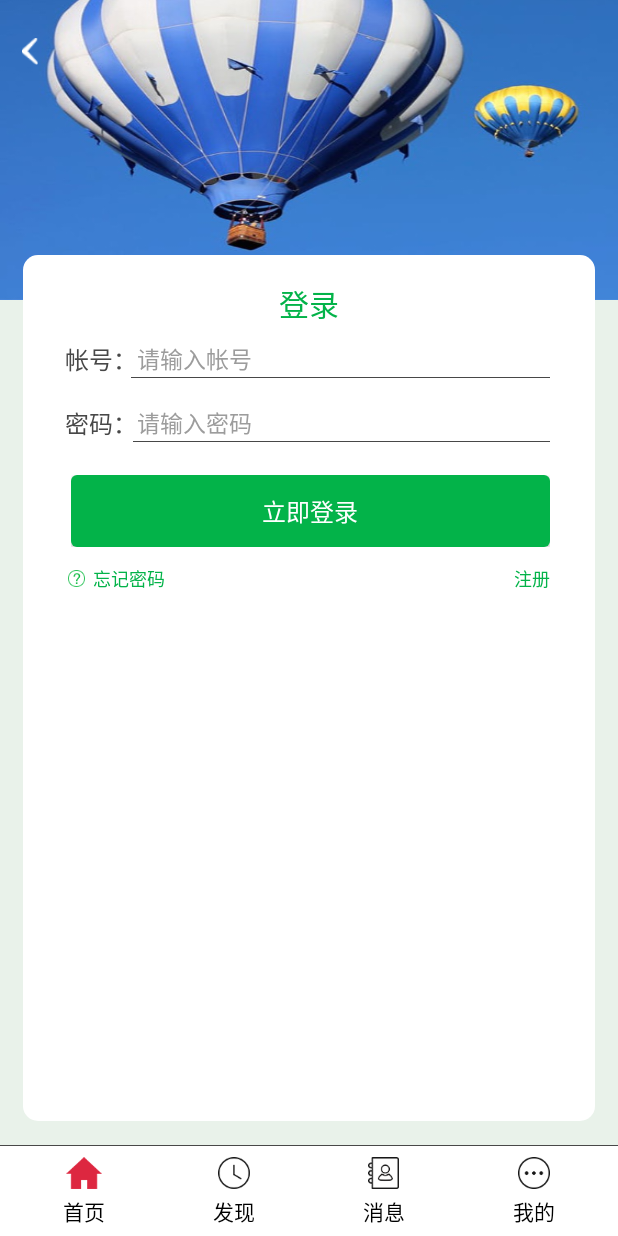
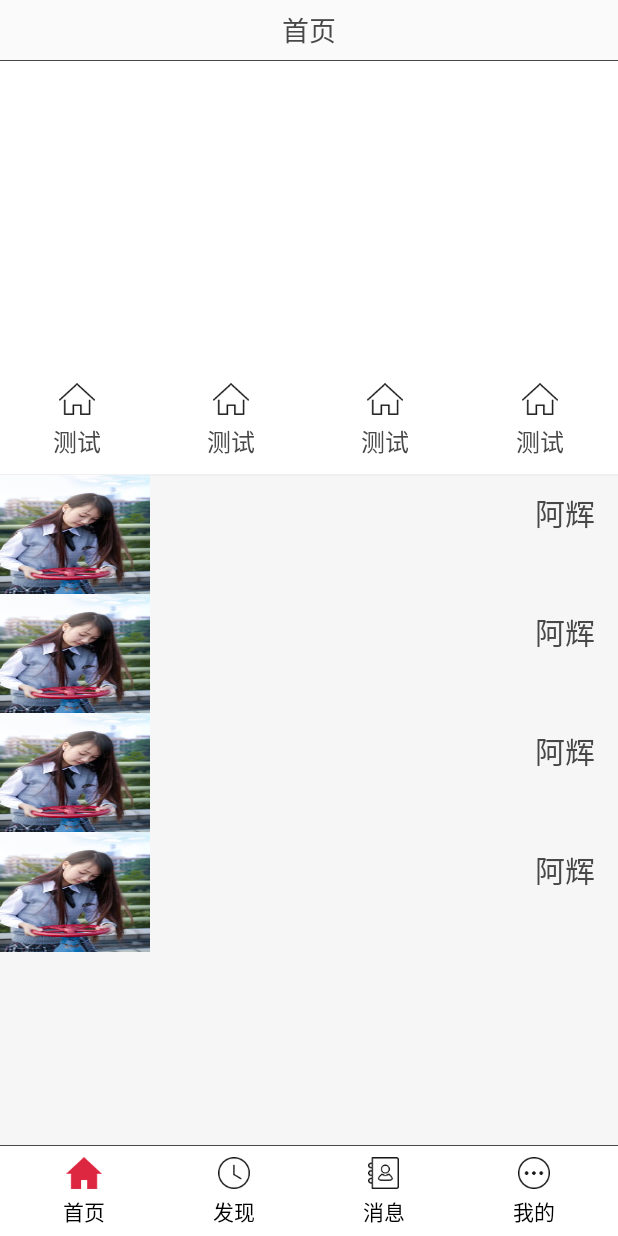
Before and after one commit to guoshanglan/MVP, an Android app: the screen it shows after launch (MainActivity), on a phone screen of 412 x 824 dp. Run offline under Robolectric (Android 15) with nearby library versions, the phone set to English and light mode, and no system bars; our stand-ins replace ButterKnife, CircleImageView.

Commit message:
首页测试数据

```diff
--- /dev/null
+++ b/app/src/main/java/com/example/administrator/hdx_conference_mvp/adapter/HomeAdapter.java
@@ -0,0 +1,68 @@
+package com.example.administrator.hdx_conference_mvp.adapter;
+
+import android.content.Context;
+import android.view.View;
+import android.view.ViewGroup;
+import android.widget.BaseAdapter;
+import android.widget.ImageView;
+import android.widget.TextView;
+
+import com.example.administrator.hdx_conference_mvp.R;
+
+import java.util.List;
+
+/**
+ * Created by Administrator on 2018/8/29.
+ */
+
+public class HomeAdapter extends BaseAdapter {
+    public Context mContext;
+    public List<String>list;
+
+
+    public HomeAdapter(Context mContext, List<String> list) {
+        this.mContext = mContext;
+        this.list = list;
+    }
+
+    @Override
+    public int getCount() {
+        return list==null?0:list.size();
+    }
+
+    @Override
+    public Object getItem(int i) {
+        return list.get(i);
+    }
+
+    @Override
+    public long getItemId(int i) {
+        return i;
+    }
+
+    @Override
+    public View getView(int i, View view, ViewGroup viewGroup) {
+        HomeViewholder vh=null;
+          if (view==null){
+              view=View.inflate(mContext,R.layout.home_item,null);
+              vh=new HomeViewholder(view);
+              view.setTag(vh);
+          }else{
+              vh= (HomeViewholder) view.getTag();
+          }
+
+        return view;
+    }
+
+
+    public class HomeViewholder{
+        public TextView tvTitle;
+        public ImageView iv;
+
+        public HomeViewholder(View view){
+            tvTitle=view.findViewById(R.id.tv_title);
+            iv=view.findViewById(R.id.iv_item);
+        }
+    }
+
+}
--- a/app/src/main/java/com/example/administrator/hdx_conference_mvp/fragment/HomeFragment.java
+++ b/app/src/main/java/com/example/administrator/hdx_conference_mvp/fragment/HomeFragment.java
@@ -2,31 +2,86 @@ package com.example.administrator.hdx_conference_mvp.fragment;
 
 import android.os.Bundle;
 import android.support.annotation.Nullable;
+import android.support.v4.view.ViewPager;
 import android.view.LayoutInflater;
 import android.view.View;
 import android.view.ViewGroup;
 
 import com.example.administrator.hdx_conference_mvp.R;
+import com.example.administrator.hdx_conference_mvp.adapter.HomeAdapter;
 import com.example.administrator.hdx_conference_mvp.base.BaseFragment;
 import com.example.administrator.hdx_conference_mvp.base.BasePresenter;
+import com.example.administrator.hdx_conference_mvp.widview.CirclePageIndicator;
+import com.example.administrator.hdx_conference_mvp.widview.XListView;
+
+import java.util.ArrayList;
+import java.util.List;
+
+import butterknife.Unbinder;
 
 /**
  * Created by Administrator on 2018/8/28.
  */
 
-public class HomeFragment extends BaseFragment {
-    public View view;
+public class HomeFragment extends BaseFragment implements XListView.IXListViewListener {
+    private Unbinder unbinder;
+    public View view,headview;
+    public XListView mListView;     //列表控件
+    public ViewPager mViewPager;  //左右滑动控件
+    public CirclePageIndicator pageIndicator;  //圆点控件
+    public HomeAdapter adapter;
+    public List<String>list;
+
 
 
     @Nullable
     @Override
     public View onCreateView(LayoutInflater inflater, @Nullable ViewGroup container, @Nullable Bundle savedInstanceState) {
-        view=View.inflate(getActivity(), R.layout.loginactivity,null);
+        view=View.inflate(getActivity(), R.layout.home_fragment,null);
+        headview=View.inflate(getActivity(),R.layout.home_header,null);
+        initview();
         return view;
+    }
+
+
+    //初始化控件
+    private void initview() {
+        mListView = (XListView) view.findViewById(R.id.listview);
+        mListView.setXListViewListener(this);
+        pageIndicator = (CirclePageIndicator) headview.findViewById(R.id.cicleIndicator);
+        mViewPager = (ViewPager) headview.findViewById(R.id.viewpager);
+        list=new ArrayList<>();
+        list.add("ahui");
+        list.add("ahui");
+        list.add("ahui");
+        list.add("ahui");
+        adapter=new HomeAdapter(getActivity(),list);
+        mListView.setAdapter(adapter);
+        mListView.addHeaderView(headview);
+
     }
 
     @Override
     public BasePresenter getPresenter() {
         return null;
     }
+
+    @Override
+    public void onDestroy() {
+        super.onDestroy();
+
+    }
+
+    @Override
+    public void onRefresh() {
+        mListView.stopLoadMore();
+        mListView.stopRefresh();
+
+    }
+
+    @Override
+    public void onLoadMore() {
+        mListView.stopLoadMore();
+        mListView.stopRefresh();
+    }
 }
--- /dev/null
+++ b/app/src/main/java/com/example/administrator/hdx_conference_mvp/widview/CirclePageIndicator.java
@@ -0,0 +1,219 @@
+package com.example.administrator.hdx_conference_mvp.widview;
+
+import android.content.Context;
+import android.graphics.Canvas;
+import android.graphics.Paint;
+import android.support.v4.view.ViewPager;
+import android.support.v4.view.ViewPager.OnPageChangeListener;
+import android.util.AttributeSet;
+import android.util.DisplayMetrics;
+import android.util.TypedValue;
+import android.view.View;
+
+import static android.graphics.Paint.ANTI_ALIAS_FLAG;
+
+/**
+ * 联合ViewPager使用 banner 底部画圆
+ *
+ * @author wan
+ *
+ */
+public class CirclePageIndicator extends View {
+
+	private float mRadius = 3;
+    private ViewPager mViewPager;
+    private int mCurrentPage;
+    private float mPageOffset;
+
+    private OnPageChangeListener mListener;
+
+    private final Paint mPaintPageFill = new Paint(ANTI_ALIAS_FLAG);
+    private Paint mPaintSelectedFill = new Paint(ANTI_ALIAS_FLAG);
+
+    private int colorPageFill = 0x7FFFFFFF;//其他颜色
+    private int colorSelected = 0xFFFFFFFF;// 选中的颜色
+
+    public CirclePageIndicator(Context context, AttributeSet attrs) {
+    	super(context, attrs);
+
+    	DisplayMetrics dm = getResources().getDisplayMetrics();
+    	mRadius = (int) TypedValue.applyDimension(TypedValue.COMPLEX_UNIT_DIP, mRadius, dm);
+
+    	mPaintPageFill.setColor(colorPageFill);
+		mPaintSelectedFill.setColor(colorSelected);
+    }
+
+	@Override
+	protected void onDraw(Canvas canvas) {
+		super.onDraw(canvas);
+		if (mViewPager == null) {
+			return;
+		}
+		final int count = mViewPager.getAdapter().getCount();
+		if (count == 0) {
+			return;
+		}
+		if (mCurrentPage >= count) {
+			setCurrentItem(count - 1);
+			return;
+		}
+
+		float dX = 0;
+		float dY = 0;
+
+		int longSize = getWidth();
+		int longPaddingBefore = getPaddingLeft();
+		int longPaddingAfter = getPaddingRight();
+		int shortPaddingBefore = getPaddingTop();
+
+		final float threeRadius = mRadius * 3;
+
+		final float shortOffset = shortPaddingBefore + mRadius;
+		float longOffset = ((longSize - longPaddingBefore - longPaddingAfter) / 2.0f) - ((count * threeRadius) / 2.0f);
+
+		float pageFillRadius = mRadius;
+
+		for (int iLoop = 0; iLoop < count; iLoop++) {
+			dX = longOffset + (iLoop * threeRadius);
+			dY = shortOffset;
+			canvas.drawCircle(dX, dY, pageFillRadius, mPaintPageFill);
+		}
+
+		float cx = mCurrentPage * threeRadius;
+		cx += mPageOffset * threeRadius;
+		dX = longOffset + cx;
+		dY = shortOffset;
+		canvas.drawCircle(dX, dY, mRadius, mPaintSelectedFill);
+
+//		for (int i = 1; i <= count; i++) {
+//			dX = longOffset + ((i - 1) * threeRadius);
+//			dY = shortOffset;
+//			String num = i + "";
+//			float textWidth = mPaintText.measureText(num);
+//			canvas.drawText(num, dX - textWidth / 2, dY + textWidth / 2, mPaintText);
+//		}
+	}
+
+
+    public void setCurrentItem(int item) {
+        if (mViewPager == null) {
+            throw new IllegalStateException("ViewPager has not been bound.");
+        }
+        mViewPager.setCurrentItem(item);
+        mCurrentPage = item;
+        invalidate();
+    }
+
+    public void setViewPager(ViewPager view) {
+        if (mViewPager == view) {
+            return;
+        }
+        if (mViewPager != null) {
+            mViewPager.setOnPageChangeListener(null);
+        }
+        if (view.getAdapter() == null) {
+            throw new IllegalStateException("ViewPager does not have adapter instance.");
+        }
+        mViewPager = view;
+        mViewPager.setOnPageChangeListener(new PageListener());
+        invalidate();
+    }
+
+    public void setOnPageChangeListener(OnPageChangeListener listener) {
+        mListener = listener;
+    }
+
+    private class PageListener implements OnPageChangeListener {
+
+		@Override
+		public void onPageScrollStateChanged(int state) {
+			if (mListener != null) {
+	            mListener.onPageScrollStateChanged(state);
+	        }
+		}
+
+		@Override
+		public void onPageScrolled(int position, float positionOffset, int positionOffsetPixels) {
+			mCurrentPage = position;
+	        mPageOffset = positionOffset;
+	        invalidate();
+
+	        if (mListener != null) {
+	            mListener.onPageScrolled(position, positionOffset, positionOffsetPixels);
+	        }
+		}
+
+		@Override
+		public void onPageSelected(int position) {
+			if (mListener != null) {
+	            mListener.onPageSelected(position);
+	        }
+		}
+    }
+
+    @Override
+    protected void onMeasure(int widthMeasureSpec, int heightMeasureSpec) {
+    	setMeasuredDimension(measureLong(widthMeasureSpec), measureShort(heightMeasureSpec));
+    }
+
+	private int measureLong(int measureSpec) {
+		int result;
+		int specMode = MeasureSpec.getMode(measureSpec);
+		int specSize = MeasureSpec.getSize(measureSpec);
+
+		if ((specMode == MeasureSpec.EXACTLY) || (mViewPager == null)) {
+			result = specSize;
+		} else {
+			final int count = mViewPager.getAdapter().getCount();
+			result = (int) (getPaddingLeft() + getPaddingRight() + (count * 2 * mRadius) + (count - 1) * mRadius + 1);
+			if (specMode == MeasureSpec.AT_MOST) {
+				result = Math.min(result, specSize);
+			}
+		}
+		return result;
+	}
+
+    private int measureShort(int measureSpec) {
+        int result;
+        int specMode = MeasureSpec.getMode(measureSpec);
+        int specSize = MeasureSpec.getSize(measureSpec);
+
+        if (specMode == MeasureSpec.EXACTLY) {
+            result = specSize;
+        } else {
+            result = (int)(2 * mRadius + getPaddingTop() + getPaddingBottom() + 1);
+            if (specMode == MeasureSpec.AT_MOST) {
+                result = Math.min(result, specSize);
+            }
+        }
+        return result;
+    }
+
+	public float getRadius() {
+		return mRadius;
+	}
+
+	public void setRadius(float radius) {
+		this.mRadius = radius;
+		invalidate();
+	}
+
+	public int getColorPageFill() {
+		return colorPageFill;
+	}
+
+	public void setColorPageFill(int colorPageFill) {
+		mPaintPageFill.setColor(colorPageFill);
+		invalidate();
+	}
+
+	public int getColorSelected() {
+		return colorSelected;
+	}
+
+	public void setColorSelected(int colorSelected) {
+		mPaintSelectedFill.setColor(colorSelected);
+		invalidate();
+	}
+
+}
--- /dev/null
+++ b/app/src/main/res/drawable/youxuan_shape.xml
@@ -0,0 +1,9 @@
+<?xml version="1.0" encoding="utf-8"?>
+<shape xmlns:android="http://schemas.android.com/apk/res/android" >
+
+    <solid android:color="#f4334d" />
+
+    <corners
+        android:radius="2dp" />
+
+</shape>
--- /dev/null
+++ b/app/src/main/res/layout/home_fragment.xml
@@ -0,0 +1,41 @@
+<?xml version="1.0" encoding="utf-8"?>
+<LinearLayout
+    xmlns:android="http://schemas.android.com/apk/res/android"
+    android:layout_width="match_parent"
+    android:orientation="vertical"
+    android:layout_height="match_parent">
+
+    <FrameLayout
+        android:layout_width="match_parent"
+        android:layout_height="40dp">
+
+        <TextView
+            android:id="@+id/textView_more"
+            android:layout_width="wrap_content"
+            android:layout_height="wrap_content"
+            android:layout_gravity="center"
+            android:text="首页"
+            android:textSize="@dimen/textsize_18"
+            android:textColor="#484848"
+            android:layout_centerVertical="true"
+            android:layout_centerHorizontal="true" />
+    </FrameLayout>
+    <View
+        android:layout_width="match_parent"
+        android:layout_height="0.1dp"
+        android:background="@color/text_color"></View>
+
+
+    <com.example.administrator.hdx_conference_mvp.widview.XListView
+        android:id="@+id/listview"
+        android:background="@color/background_color"
+        android:layout_width="match_parent"
+        android:layout_height="match_parent"
+        android:dividerHeight="0dp"
+        android:cacheColorHint="@color/transparent"
+        android:divider="@android:color/transparent"
+        android:listSelector="@color/transparent" />
+
+
+
+</LinearLayout>
--- /dev/null
+++ b/app/src/main/res/layout/home_header.xml
@@ -0,0 +1,115 @@
+<?xml version="1.0" encoding="utf-8"?>
+<LinearLayout xmlns:android="http://schemas.android.com/apk/res/android"
+    android:layout_width="match_parent"
+    android:layout_height="match_parent"
+    android:orientation="vertical"
+    android:background="@color/white">
+
+    <RelativeLayout
+        android:layout_width="match_parent"
+        android:layout_height="200dp" >
+
+        <android.support.v4.view.ViewPager
+            android:id="@+id/viewpager"
+            android:background="@color/white"
+            android:layout_width="match_parent"
+            android:layout_height="match_parent" />
+
+        <com.example.administrator.hdx_conference_mvp.widview.CirclePageIndicator
+            android:id="@+id/cicleIndicator"
+            android:layout_width="match_parent"
+            android:layout_height="wrap_content"
+            android:layout_centerHorizontal="true"
+            android:layout_alignParentBottom="true"
+            android:layout_marginBottom="10dp" />
+    </RelativeLayout>
+
+<LinearLayout
+    android:layout_width="match_parent"
+    android:layout_height="wrap_content"
+    android:orientation="horizontal">
+    <LinearLayout
+        android:layout_width="0dp"
+        android:layout_height="wrap_content"
+        android:layout_weight="1"
+        android:orientation="vertical">
+        <TextView
+            android:layout_width="wrap_content"
+            android:layout_height="wrap_content"
+            android:text="测试"
+            android:textSize="16sp"
+            android:drawableTop="@drawable/img_dynamic"
+            android:gravity="center"
+            android:drawablePadding="5dp"
+            android:layout_gravity="center_horizontal"
+            android:textColor="@color/text_color"
+            android:layout_marginTop="@dimen/dontai_juli"/>
+
+    </LinearLayout>
+    <LinearLayout
+        android:layout_width="0dp"
+        android:layout_height="wrap_content"
+        android:layout_weight="1"
+        android:orientation="vertical">
+        <TextView
+            android:layout_width="wrap_content"
+            android:layout_height="wrap_content"
+            android:text="测试"
+            android:textSize="16sp"
+            android:drawableTop="@drawable/img_dynamic"
+            android:gravity="center"
+            android:drawablePadding="5dp"
+
+            android:layout_gravity="center_horizontal"
+            android:textColor="@color/text_color"
+            android:layout_marginTop="@dimen/dontai_juli"/>
+
+    </LinearLayout>
+    <LinearLayout
+        android:layout_width="0dp"
+        android:layout_height="wrap_content"
+        android:layout_weight="1"
+        android:orientation="vertical">
+
+        <TextView
+            android:layout_width="wrap_content"
+            android:layout_height="wrap_content"
+            android:text="测试"
+            android:textSize="16sp"
+            android:drawableTop="@drawable/img_dynamic"
+            android:gravity="center"
+            android:drawablePadding="5dp"
+            android:layout_gravity="center_horizontal"
+            android:textColor="@color/text_color"
+            android:layout_marginTop="@dimen/dontai_juli"
+            android:id="@+id/textView" />
+
+    </LinearLayout>
+
+    <LinearLayout
+        android:layout_width="0dp"
+        android:layout_height="wrap_content"
+        android:layout_weight="1"
+        android:orientation="vertical">
+        <TextView
+            android:layout_width="wrap_content"
+            android:layout_height="wrap_content"
+            android:textSize="16sp"
+            android:drawableTop="@drawable/img_dynamic"
+            android:gravity="center"
+            android:drawablePadding="5dp"
+            android:layout_gravity="center_horizontal"
+            android:textColor="@color/text_color"
+            android:text="测试"
+            android:layout_marginTop="@dimen/dontai_juli"/>
+
+    </LinearLayout>
+
+</LinearLayout>
+
+<View
+    android:layout_width="match_parent"
+    android:layout_height="@dimen/margin_1dp"
+    android:layout_marginTop="@dimen/margin_10dp"
+    android:background="#f0f0f2"></View>
+</LinearLayout>
--- /dev/null
+++ b/app/src/main/res/layout/home_item.xml
@@ -0,0 +1,25 @@
+<?xml version="1.0" encoding="utf-8"?>
+<RelativeLayout xmlns:android="http://schemas.android.com/apk/res/android"
+    android:layout_width="match_parent"
+    android:layout_height="match_parent">
+
+
+    <ImageView
+        android:layout_width="@dimen/margin_100dp"
+        android:layout_height="80dp"
+        android:src="@drawable/meinv"
+        android:id="@+id/iv_item"
+        android:scaleType="fitXY"/>
+
+    <TextView
+        android:layout_width="wrap_content"
+        android:layout_height="wrap_content"
+        android:text="阿辉"
+        android:textColor="@color/text_color"
+        android:layout_alignParentRight="true"
+        android:id="@+id/tv_title"
+        android:layout_marginRight="@dimen/margin_15dp"
+        android:layout_marginTop="@dimen/margin_10dp"
+        android:textSize="20dp"/>
+
+</RelativeLayout>
--- a/app/src/main/res/layout/loginactivity.xml
+++ b/app/src/main/res/layout/loginactivity.xml
@@ -57,7 +57,7 @@
                     android:layout_height="wrap_content"
                     android:layout_gravity="center"
                     android:layout_marginTop="17dp"
-                    android:text="登录"
+                    android:text=""
                     android:textColor="#03b349"
                     android:textSize="20dp" />
 
--- a/app/src/main/res/values/colors.xml
+++ b/app/src/main/res/values/colors.xml
@@ -10,4 +10,11 @@
     <color name="black">#000000</color>
     <color name="background_color">#f6f6f6</color>
     <color name="text_color">#484848</color>
+
+    <color name="youhui_background">#ffecee</color>
+    <color name="youhui_textcolor">#f4334d</color>
+    <color name="renzheng_textcolor">#fdb42d</color>
+    <color name="renzheng_background">#fff1eb</color>
+    <color name="renzheng_textcolor_people">#0095ff</color>
+    <color name="renzheng_backcolor_people">#dbeffb</color>
 </resources>
```
Also changed, not shown: app/src/main/res/drawable-xhdpi/meinv.png (added).
